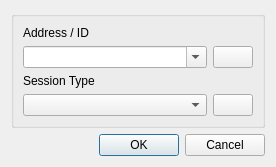
Above: source/console/fast_connect_dialog.ui from dchapyshev/aspia before the change. Below: the same form after it.
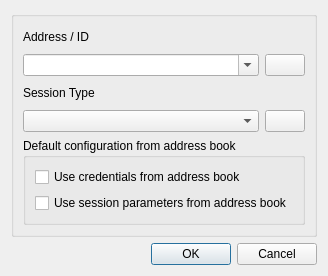
That is the form after the change. Icons and pictures are not drawn.

Commit message: Implemented using of default config for fast connect dialog.

Patch:
```diff
--- a/source/console/fast_connect_dialog.ui
+++ b/source/console/fast_connect_dialog.ui
@@ -6,8 +6,8 @@
    <rect>
     <x>0</x>
     <y>0</y>
-    <width>276</width>
-    <height>163</height>
+    <width>315</width>
+    <height>276</height>
    </rect>
   </property>
   <property name="sizePolicy">
@@ -19,13 +19,13 @@
   <property name="windowTitle">
    <string>Fast Connect</string>
   </property>
-  <layout class="QVBoxLayout" name="verticalLayout_2">
+  <layout class="QVBoxLayout" name="verticalLayout_3">
    <item>
     <widget class="QGroupBox" name="groupBox">
      <property name="title">
       <string/>
      </property>
-     <layout class="QVBoxLayout" name="verticalLayout">
+     <layout class="QVBoxLayout" name="verticalLayout_2">
       <item>
        <widget class="QLabel" name="label_address">
         <property name="text">
@@ -98,6 +98,29 @@
         </item>
        </layout>
       </item>
+      <item>
+       <widget class="QGroupBox" name="groupbox_config">
+        <property name="title">
+         <string>Default configuration from address book</string>
+        </property>
+        <layout class="QVBoxLayout" name="verticalLayout">
+         <item>
+          <widget class="QCheckBox" name="checkbox_use_creds">
+           <property name="text">
+            <string>Use credentials from address book</string>
+           </property>
+          </widget>
+         </item>
+         <item>
+          <widget class="QCheckBox" name="checkbox_use_session_params">
+           <property name="text">
+            <string>Use session parameters from address book</string>
+           </property>
+          </widget>
+         </item>
+        </layout>
+       </widget>
+      </item>
      </layout>
     </widget>
    </item>
```
The commit also changes 27 other files.
